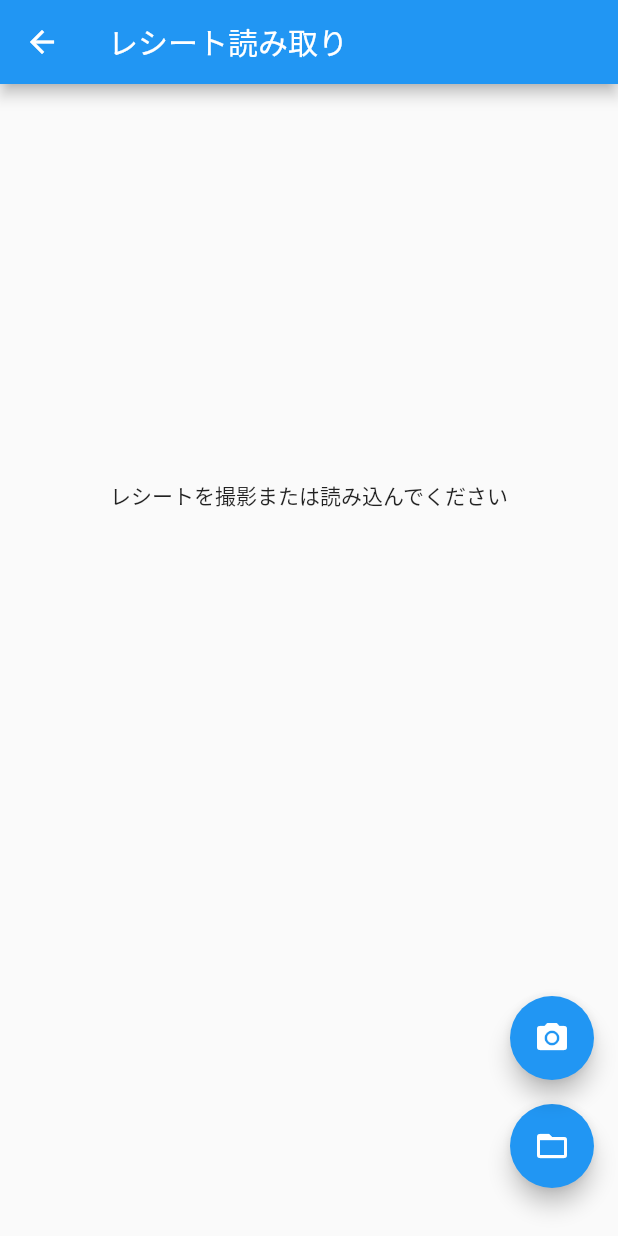
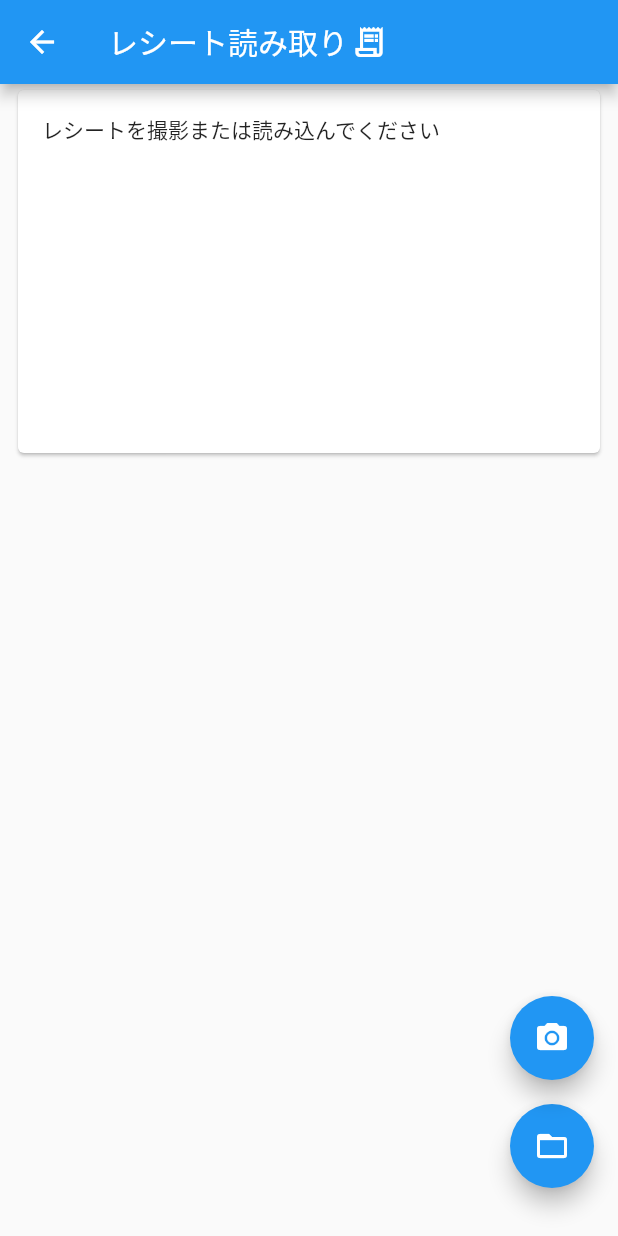
Before and after one commit to enpitut2021/hazimete_otsukai, a Flutter app: the ReaderMenuPage screen opened directly, on a phone screen of 412 x 824 dp. Run offline on Flutter 3.47's test engine with Material 2 defaults, Android fonts, the light colour scheme and no system bars; our stand-ins replace cloud_firestore, cloud_functions, firebase_auth, firebase_core, image_cropper, image_picker; accounts and stored records are empty; network calls fail.

Commit message:
リストに対するスワイプ方向による処理の差異を実装+UI微調整

```diff
--- a/lib/ReaderMenuPage.dart
+++ b/lib/ReaderMenuPage.dart
@@ -110,47 +110,81 @@ class ReaderMenuState extends State<ReaderMenuPage> {
       create: (context) => MainModel(),
       child: Scaffold(
         appBar: AppBar(
-          title: Text('レシート読み取り'),
+            title: Row(children: [
+          Text('レシート読み取り'),
+          SizedBox(
+            width: 2,
           ),
-        body: Center(
-          child: Padding(
-            padding: EdgeInsets.all(16.0),
-
-            // 写真のサイズによって画面はみ出しエラーが生じるのを防ぐため、
-            // Columnの上にもSingleChildScrollViewをつける
-            child: SingleChildScrollView(
-              child: Column(children: [
-                // 画像を取得できたら表示
-                // null safety対応のため_image!とする（_imageはnullにならない）
-                if (_image != null) Image.file(_image!, height: 400),
-
-                Container(
-                    height: 240,
-
+          Icon(Icons.receipt_long_outlined),
+        ])),
+        body: SafeArea(
+          child: Center(
+            child: Column(
+              mainAxisAlignment: MainAxisAlignment.start,
+              children: [
+                if (_image != null)
+                  Padding(
+                    padding: const EdgeInsets.all(8.0),
+                    child: SizedBox(
+                      width: double.infinity,
+                      height: 300,
+                      child: Card(
+                        child: ClipRRect(
+                          borderRadius: BorderRadius.circular(8.0),
+                          child: Image.file(
+                            _image!,
+                          ),
+                        ),
+                      ),
+                    ),
+                  ),
+                Padding(
+                    padding: const EdgeInsets.only(
+                        left: 8.0, right: 8.0, bottom: 8.0),
+                    child: SizedBox(
+                        width: double.infinity,
+                        height: 250,
                         // OCR（テキスト検索）の結果をスクロール表示できるようにするため
                         // 結果表示部分をSingleChildScrollViewでラップ
+                        child: Card(
+                          child: ClipRRect(
+                            borderRadius: BorderRadius.circular(8.0),
                             child: SingleChildScrollView(
                               scrollDirection: Axis.vertical,
-                        child: Consumer<MainModel>(
-                            builder: (context, model, child) {
-                          return Text(() {
+                              child: Padding(
+                                padding: const EdgeInsets.all(16.0),
+                                child: Text(() {
                                   // OCR（テキスト認識）の結果（_result）を取得したら表示
                                   if (_result != null) {
                                     // null safety対応のため_result!とする（_resultはnullにならない）
-                              print(_result!.trim().split("\n"));
+
+                                    return _result!.trim();
+                                  } else {
+                                    return 'レシートを撮影または読み込んでください';
+                                  }
+                                }()),
+                              ),
+                            ),
+                          ),
+                        ))),
+                if (_result != null)
+                  Consumer<MainModel>(builder: (context, model, child) {
+                    return ElevatedButton(
+                        onPressed: () {
                           List<String> receiptItemList =
                               _result!.trim().split("\n");
+                          if (receiptItemList[0] == '読み取りエラーです') {
+                          } else {
                             receiptItemList.forEach((element) {
                               model.itemText = element;
                               model.addItem();
                             });
-                              return _result!.trim();
-                            } else {
-                              return 'レシートを撮影または読み込んでください';
                           }
-                          }());
-                        }))),
-              ]),
+                          Navigator.pop(context);
+                        },
+                        child: Text('完了'));
+                  }),
+              ],
             ),
           ),
         ),
--- a/lib/tobuy_model.dart
+++ b/lib/tobuy_model.dart
@@ -34,7 +34,6 @@ class ToBuyModel extends ChangeNotifier {
   Future reload() async {
     notifyListeners();
   }
-}
 
   Future deleteToBuy(Item item) async {
     await FirebaseFirestore.instance
@@ -42,3 +41,4 @@ Future deleteToBuy(Item item) async {
         .doc(item.documentID)
         .delete();
   }
+}
--- a/lib/tobuy_page.dart
+++ b/lib/tobuy_page.dart
@@ -79,7 +79,7 @@ class ToBuyPage extends StatelessWidget {
                             color: Colors.redAccent,
                             child: Icon(Icons.clear, color: Colors.white)),
                         onDismissed: (direction) {
-                          deleteToBuy(toBuyList[index]);
+                          model.deleteToBuy(toBuyList[index]);
                         },
                       );
                     }));
```
Also changed, not shown: lib/main.dart (+30 -3 lines), lib/main_model.dart (+14 -0 lines). Lines whose indentation alone changed are shown as unchanged.
